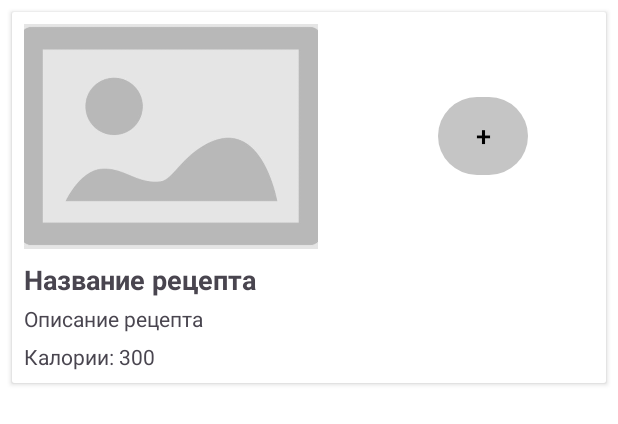
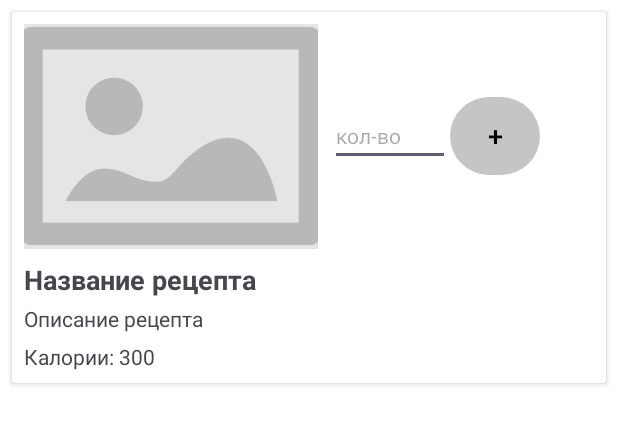
Before and after one commit to MashaZvereva/FitBite, an Android app: the layout item_recipe.xml on its own in the app's theme, with its tools: preview values and no code run, on a phone screen of 412 x 824 dp. Shown: the top 424 px of the screen. Run offline under Robolectric (Android 15) with nearby library versions, the light colour scheme and no system bars.

Commit message:
отображение приемов пищи

```diff
--- a/app/src/main/java/com/example/fitbite/presentation/view/FoodActivity.kt
+++ b/app/src/main/java/com/example/fitbite/presentation/view/FoodActivity.kt
@@ -48,7 +48,8 @@ class FoodActivity : AppCompatActivity() {
                 val fragment = RecipeDetailFragment.newInstance(recipe)
                 fragment.show(supportFragmentManager, "RecipeDetail")
             },
-            isFoodActivity = true // Указываем, что это
+            onAddClick = { _, _ -> }, // <-- заглушка
+            isFoodActivity = true
         )
         recyclerView.adapter = recipeAdapter
 
--- a/app/src/main/res/layout/item_recipe.xml
+++ b/app/src/main/res/layout/item_recipe.xml
@@ -30,7 +30,7 @@
                 android:layout_width="wrap_content"
                 android:layout_height="wrap_content"
                 android:orientation="vertical"
-                android:layout_marginStart="80dp"> <!-- Увеличен отступ -->
+                android:layout_marginStart="0dp"> <!-- Увеличен отступ -->
 
                 <Button
                     android:id="@+id/removeFavoriteButton"
@@ -39,8 +39,19 @@
                     android:text="-"
                     android:textSize="14sp"
                     android:layout_marginTop="8dp"
-                    android:visibility="gone"/>
+                    android:visibility="gone"
+                    android:layout_marginStart="80dp"/>
             </LinearLayout>
+
+            <EditText
+                android:id="@+id/portion_input"
+                android:layout_width="80dp"
+                android:layout_height="wrap_content"
+                android:hint="кол-во"
+                android:inputType="number"
+                android:maxLines="1"
+                android:layout_marginStart="8dp"
+                android:textSize="14sp" />
 
             <Button
                 android:id="@+id/add_button"
```
Also changed, not shown: app/src/main/java/com/example/fitbite/presentation/adapter/FavoriteRecipeAdapter.kt (+6 -4 lines), app/src/main/java/com/example/fitbite/presentation/adapter/ProductAdapter.kt (+31 -3 lines), app/src/main/java/com/example/fitbite/presentation/adapter/RecipeAdapter.kt (+31 -2 lines), app/src/main/java/com/example/fitbite/presentation/view/ProductListFragment.kt (+10 -1 lines), app/src/main/res/layout/item_product.xml (+11 -0 lines).
